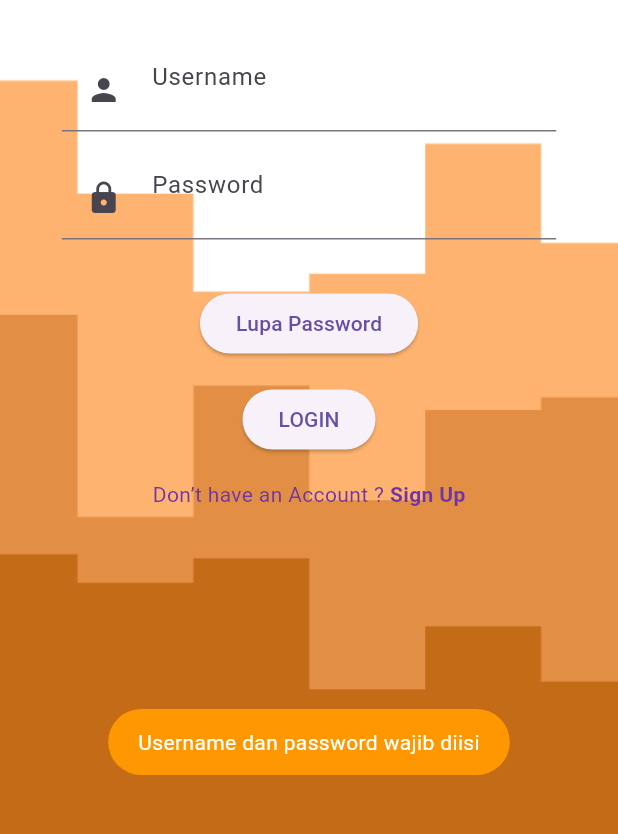
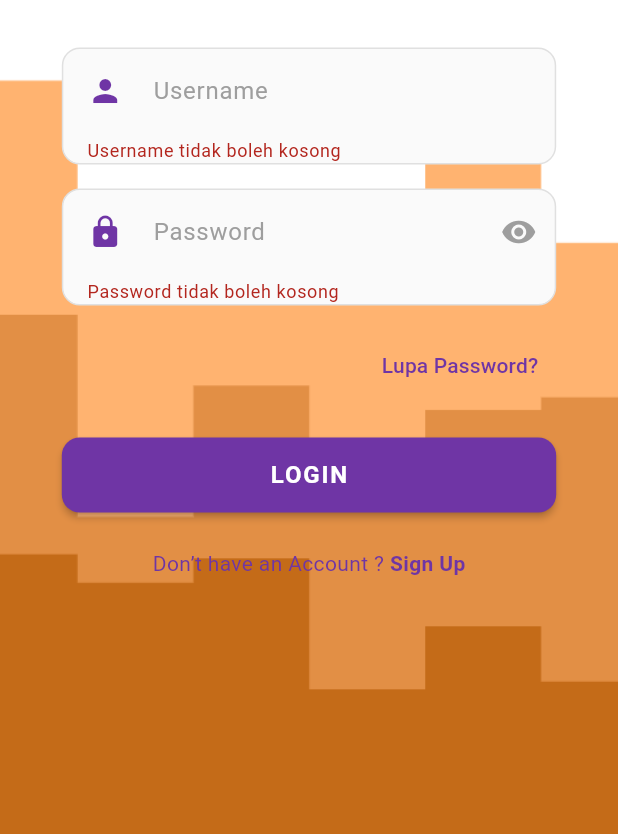
Before and after one commit to backupesolusindo/sepiringq, a Flutter app: the screen it shows after launch, after a tap on "LOGIN", on a phone screen of 412 x 824 dp, the part 365-1199 px from its top. Run offline on Flutter 3.47's test engine with Material 3 defaults, Android fonts, the phone set to English and light mode, and no system bars; our stand-ins replace bloc, firebase_messaging, fl_chart, flutter_bloc, flutter_svg, fluttertoast and 6 more; missing offline and left inert: flutter_pdfview; accounts and stored records are empty; network calls fail.

Commit message:
update login

```diff
--- a/lib/Login/components/login_form.dart
+++ b/lib/Login/components/login_form.dart
@@ -11,6 +11,7 @@ import 'package:shared_preferences/shared_preferences.dart';
 import 'package:http/http.dart' as http;
 import 'package:provider/provider.dart';
 import 'dart:convert';
+import 'dart:developer' as developer;
 import '../../util/core.dart';
 
 class LoginForm extends StatefulWidget {
@@ -25,10 +26,13 @@ class LoginForm extends StatefulWidget {
 class _LoginFormState extends State<LoginForm> {
   final TextEditingController _usernameController = TextEditingController();
   final TextEditingController _passwordController = TextEditingController();
+  final _formKey = GlobalKey<FormState>();
+  bool _isLoading = false;
+  bool _obscurePassword = true;
 
   String clientId = "PKL2023";
   String clientSecret = "PKLSERU";
-  String tokenUrl = base_url + "api/Token/token";
+  String tokenUrl = "${base_url}api/Token/token";
   String accessToken = "";
   late UserData userData;
 
@@ -46,8 +50,8 @@ class _LoginFormState extends State<LoginForm> {
         },
       );
 
-      print('Token response status: ${response.statusCode}');
-      print('Token response body: ${response.body}');
+      developer.log('Token response status: ${response.statusCode}');
+      developer.log('Token response body: ${response.body}');
 
       if (response.statusCode != 200) {
         throw Exception('Status ${response.statusCode}: ${response.body}');
@@ -65,19 +69,25 @@ class _LoginFormState extends State<LoginForm> {
       }
 
       accessToken = tokenData['access_token'] as String;
-      print('Token Akses: $accessToken');
+      developer.log('Token Akses: $accessToken');
     } catch (e) {
-      print('Gagal mendapatkan token: $e');
+      developer.log('Gagal mendapatkan token: $e');
+      if (mounted) {
         Fluttertoast.showToast(
-        msg: '❌ $e',
+          msg: '❌ Gagal mendapatkan token akses',
           backgroundColor: Colors.red,
           textColor: Colors.white,
           toastLength: Toast.LENGTH_LONG,
         );
       }
     }
+  }
 
   Future<void> _login() async {
+    if (!_formKey.currentState!.validate()) {
+      return;
+    }
+
     final String username = _usernameController.text.trim();
     final String password = _passwordController.text.trim();
 
@@ -90,9 +100,13 @@ class _LoginFormState extends State<LoginForm> {
       return;
     }
 
+    setState(() {
+      _isLoading = true;
+    });
+
     try {
       final response = await http.post(
-        Uri.parse(base_url + 'API/Login/login'), // ✅ FIXED
+        Uri.parse('${base_url}API/Login/login'),
         headers: {
           'Content-Type': 'application/x-www-form-urlencoded',
           'Accept': 'application/json',
@@ -103,10 +117,9 @@ class _LoginFormState extends State<LoginForm> {
         },
       );
 
-      print('STATUS: ${response.statusCode}');
-      print('BODY: ${response.body}');
+      developer.log('STATUS: ${response.statusCode}');
+      developer.log('BODY: ${response.body}');
 
-      // 🚨 CEK DULU SEBELUM JSON DECODE
       if (response.body.isEmpty) {
         throw Exception('Response kosong dari server');
       }
@@ -119,11 +132,9 @@ class _LoginFormState extends State<LoginForm> {
         userData = UserData.fromJson(responseData['response']);
         await prefs.setString('user_data', jsonEncode(userData.toJson()));
 
-        // Update UserProvider
         if (mounted) {
           Provider.of<UserProvider>(context, listen: false)
               .updateUser(userData);
-        }
 
           Fluttertoast.showToast(
             msg: '✅ Login berhasil',
@@ -135,24 +146,8 @@ class _LoginFormState extends State<LoginForm> {
             context,
             MaterialPageRoute(builder: (context) => const Dashboard()),
           );
+        }
       } else {
-        Fluttertoast.showToast(
-          msg: responseData['message']['message'] ?? 'Login gagal',
-          backgroundColor: Colors.red,
-          textColor: Colors.white,
-        );
-      }
-    } catch (e) {
-      print('ERROR LOGIN: $e');
-      Fluttertoast.showToast(
-        msg: '❌ Error koneksi server',
-        backgroundColor: Colors.red,
-        textColor: Colors.white,
-      );
-    }
-  }
-
-  void _handleLoginError(Map<String, dynamic> responseData) {
         String errorMsg = 'Username atau password salah';
         try {
           if (responseData.containsKey('message')) {
@@ -165,84 +160,199 @@ class _LoginFormState extends State<LoginForm> {
           }
         } catch (_) {}
 
+        if (mounted) {
           Fluttertoast.showToast(
             msg: '❌ $errorMsg',
             backgroundColor: Colors.red,
             textColor: Colors.white,
-      toastLength: Toast.LENGTH_LONG,
           );
         }
-
-  Future<void> _clearSession() async {
-    final prefs = await SharedPreferences.getInstance();
-    await prefs.remove('access_token');
-    await prefs.remove('user_data');
+      }
+    } catch (e) {
+      developer.log('ERROR LOGIN: $e');
+      if (mounted) {
+        Fluttertoast.showToast(
+          msg: '❌ Error koneksi server',
+          backgroundColor: Colors.red,
+          textColor: Colors.white,
+        );
+      }
+    } finally {
+      if (mounted) {
+        setState(() {
+          _isLoading = false;
+        });
+      }
+    }
   }
 
   @override
-  void initState() {
-    super.initState();
+  void dispose() {
+    _usernameController.dispose();
+    _passwordController.dispose();
+    super.dispose();
   }
 
   @override
   Widget build(BuildContext context) {
     return Form(
+      key: _formKey,
       child: Column(
         children: [
-          TextFormField(
+          // Username Field
+          Container(
+            decoration: BoxDecoration(
+              color: Colors.grey[50],
+              borderRadius: BorderRadius.circular(12),
+              border: Border.all(color: Colors.grey[300]!),
+            ),
+            child: TextFormField(
               controller: _usernameController,
-            keyboardType:
-                TextInputType.text, // bukan email, karena pakai username
+              keyboardType: TextInputType.text,
               textInputAction: TextInputAction.next,
               cursorColor: kPrimaryColor,
-            decoration: InputDecoration(
+              validator: (value) {
+                if (value == null || value.trim().isEmpty) {
+                  return 'Username tidak boleh kosong';
+                }
+                return null;
+              },
+              decoration: const InputDecoration(
                 hintText: "Username",
+                hintStyle: TextStyle(color: Colors.grey),
                 prefixIcon: Padding(
-                padding: const EdgeInsets.all(defaultPadding),
-                child: Icon(Icons.person),
+                  padding: EdgeInsets.all(defaultPadding),
+                  child: Icon(Icons.person, color: kPrimaryColor),
                 ),
-            ),
-          ),
-          Padding(
-            padding: const EdgeInsets.symmetric(vertical: defaultPadding),
-            child: TextFormField(
-              controller: _passwordController,
-              textInputAction: TextInputAction.done,
-              obscureText: true,
-              cursorColor: kPrimaryColor,
-              decoration: InputDecoration(
-                hintText: "Password",
-                prefixIcon: Padding(
-                  padding: const EdgeInsets.all(defaultPadding),
-                  child: Icon(Icons.lock),
+                border: InputBorder.none,
+                contentPadding: EdgeInsets.symmetric(
+                  horizontal: defaultPadding,
+                  vertical: defaultPadding,
                 ),
               ),
             ),
           ),
+
           const SizedBox(height: defaultPadding),
-          ElevatedButton(
+
+          // Password Field
+          Container(
+            decoration: BoxDecoration(
+              color: Colors.grey[50],
+              borderRadius: BorderRadius.circular(12),
+              border: Border.all(color: Colors.grey[300]!),
+            ),
+            child: TextFormField(
+              controller: _passwordController,
+              textInputAction: TextInputAction.done,
+              obscureText: _obscurePassword,
+              cursorColor: kPrimaryColor,
+              validator: (value) {
+                if (value == null || value.trim().isEmpty) {
+                  return 'Password tidak boleh kosong';
+                }
+                if (value.length < 6) {
+                  return 'Password minimal 6 karakter';
+                }
+                return null;
+              },
+              decoration: InputDecoration(
+                hintText: "Password",
+                hintStyle: const TextStyle(color: Colors.grey),
+                prefixIcon: const Padding(
+                  padding: EdgeInsets.all(defaultPadding),
+                  child: Icon(Icons.lock, color: kPrimaryColor),
+                ),
+                suffixIcon: IconButton(
+                  icon: Icon(
+                    _obscurePassword ? Icons.visibility : Icons.visibility_off,
+                    color: Colors.grey,
+                  ),
+                  onPressed: () {
+                    setState(() {
+                      _obscurePassword = !_obscurePassword;
+                    });
+                  },
+                ),
+                border: InputBorder.none,
+                contentPadding: const EdgeInsets.symmetric(
+                  horizontal: defaultPadding,
+                  vertical: defaultPadding,
+                ),
+              ),
+            ),
+          ),
+
+          const SizedBox(height: defaultPadding),
+
+          // Forgot Password Button
+          Align(
+            alignment: Alignment.centerRight,
+            child: TextButton(
               onPressed: () {
                 Navigator.push(
                   context,
-                MaterialPageRoute(builder: (context) => Lupa()),
+                  MaterialPageRoute(builder: (context) => const Lupa()),
                 );
               },
-            child: Text('Lupa Password'),
+              child: const Text(
+                'Lupa Password?',
+                style: TextStyle(
+                  color: kPrimaryColor,
+                  fontWeight: FontWeight.w500,
                 ),
-          const SizedBox(height: defaultPadding),
+              ),
+            ),
+          ),
+
+          const SizedBox(height: defaultPadding * 1.5),
+
+          // Login Button
           Hero(
             tag: "login_btn",
+            child: SizedBox(
+              width: double.infinity,
+              height: 50,
               child: ElevatedButton(
-              onPressed: _login,
-              child: Text("LOGIN".toUpperCase()),
+                onPressed: _isLoading ? null : _login,
+                style: ElevatedButton.styleFrom(
+                  backgroundColor: kPrimaryColor,
+                  foregroundColor: Colors.white,
+                  shape: RoundedRectangleBorder(
+                    borderRadius: BorderRadius.circular(12),
+                  ),
+                  elevation: 2,
+                ),
+                child: _isLoading
+                    ? const SizedBox(
+                        height: 20,
+                        width: 20,
+                        child: CircularProgressIndicator(
+                          strokeWidth: 2,
+                          valueColor:
+                              AlwaysStoppedAnimation<Color>(Colors.white),
+                        ),
+                      )
+                    : Text(
+                        "LOGIN",
+                        style: const TextStyle(
+                          fontSize: 16,
+                          fontWeight: FontWeight.bold,
+                          letterSpacing: 1.2,
                         ),
                       ),
-          const SizedBox(height: defaultPadding),
+              ),
+            ),
+          ),
+
+          const SizedBox(height: defaultPadding * 1.5),
+
+          // Sign Up Link
           AlreadyHaveAnAccountCheck(
             press: () {
               Navigator.push(
                 context,
-                MaterialPageRoute(builder: (context) => SignUpScreen()),
+                MaterialPageRoute(builder: (context) => const SignUpScreen()),
               );
             },
           ),
```
Also changed, not shown: pubspec.yaml (+3 -5 lines). Lines whose indentation alone changed are shown as unchanged.
